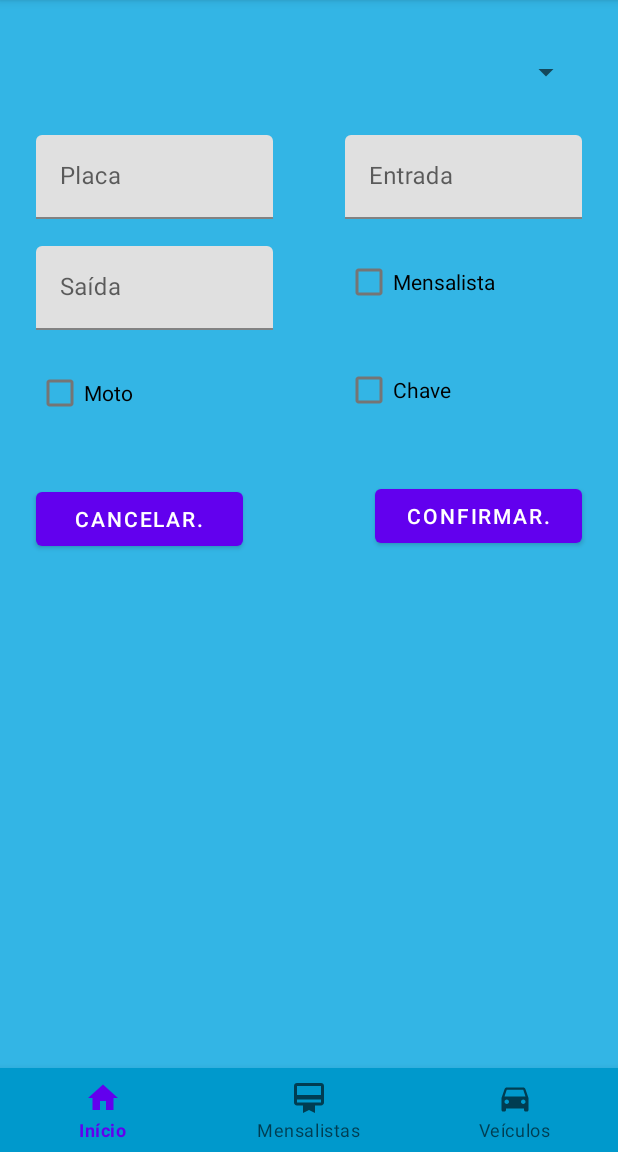
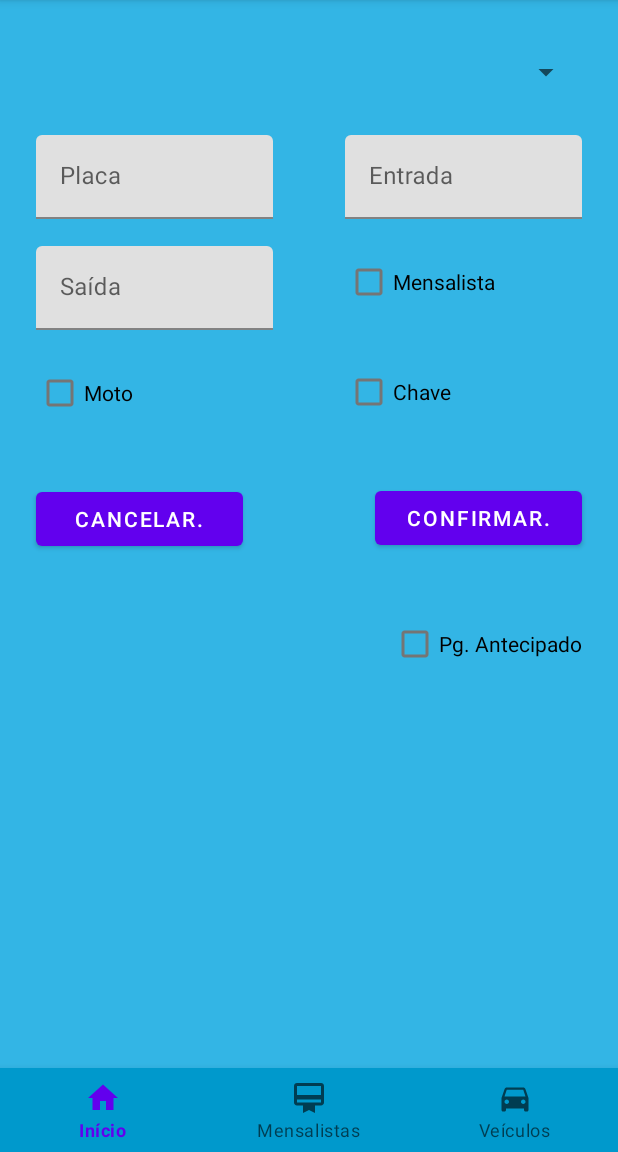
Before and after one commit to DaviPernalonga30/JavaMobileParkingControl, an Android app: the EditVeiculeFragment screen opened through its navigation route, on a phone screen of 412 x 824 dp, the part 84-1236 px from its top. Run offline under Robolectric (Android 15) with nearby library versions, the phone set to English and light mode, and no system bars; our stand-ins replace navigation-ui; network calls fail.

```diff
--- a/app/src/main/java/com/estacionamento2d/javasrc/Calculations.java
+++ b/app/src/main/java/com/estacionamento2d/javasrc/Calculations.java
@@ -23,6 +23,7 @@ public class Calculations {
 
         for(int i = 0; i<veicList.size(); i=i+1) {
             VeiculeClass aux = veicList.get(i);
+            if(!aux.getTimeIn().equals("--")){
                 if(!aux.getTimeOut().equals("")){
                     if (aux.getIsSubscriber() == false) {
                         if (aux.getIsMotorBike() == true) {
@@ -32,6 +33,9 @@ public class Calculations {
                         }
                     }
                 }
+
+            }
+
 
         }
         //criar getters e setters.
--- a/app/src/main/java/com/estacionamento2d/parkingcontrol2d/veiculeFragment/AddVeiculeFragment.java
+++ b/app/src/main/java/com/estacionamento2d/parkingcontrol2d/veiculeFragment/AddVeiculeFragment.java
@@ -75,6 +75,7 @@ public class AddVeiculeFragment extends Fragment {
 
 
                 veicule.setIsSubscriber(new DataBaseManagement().selectFromSubscriber());
+                veicule.setHasPaidEarly(false);
                 new DataBaseManagement().insertIntoVeicule(veicule);
 
 
--- /dev/null
+++ b/app/src/main/res/drawable/ic_baseline_monetization_on_24.xml
@@ -0,0 +1,5 @@
+<vector android:height="24dp" android:tint="#40FF00"
+    android:viewportHeight="24" android:viewportWidth="24"
+    android:width="24dp" xmlns:android="http://schemas.android.com/apk/res/android">
+    <path android:fillColor="@android:color/white" android:pathData="M12,2C6.48,2 2,6.48 2,12s4.48,10 10,10 10,-4.48 10,-10S17.52,2 12,2zM13.41,18.09L13.41,20h-2.67v-1.93c-1.71,-0.36 -3.16,-1.46 -3.27,-3.4h1.96c0.1,1.05 0.82,1.87 2.65,1.87 1.96,0 2.4,-0.98 2.4,-1.59 0,-0.83 -0.44,-1.61 -2.67,-2.14 -2.48,-0.6 -4.18,-1.62 -4.18,-3.67 0,-1.72 1.39,-2.84 3.11,-3.21L10.74,4h2.67v1.95c1.86,0.45 2.79,1.86 2.85,3.39L14.3,9.34c-0.05,-1.11 -0.64,-1.87 -2.22,-1.87 -1.5,0 -2.4,0.68 -2.4,1.64 0,0.84 0.65,1.39 2.67,1.91s4.18,1.39 4.18,3.91c-0.01,1.83 -1.38,2.83 -3.12,3.16z"/>
+</vector>
--- a/app/src/main/res/layout/fragment_edit_veicule.xml
+++ b/app/src/main/res/layout/fragment_edit_veicule.xml
@@ -82,7 +82,7 @@
         android:layout_width="0dp"
         android:layout_height="wrap_content"
         android:layout_marginStart="24dp"
-        android:layout_marginTop="24dp"
+        android:layout_marginTop="25dp"
         android:layout_marginEnd="24dp"
         android:text="Chave"
         app:layout_constraintEnd_toEndOf="parent"
@@ -136,4 +136,17 @@
         app:layout_constraintEnd_toStartOf="@+id/button_edit_confirm"
         app:layout_constraintStart_toStartOf="parent"
         app:layout_constraintTop_toBottomOf="@+id/checkbox_edit_ismotorbike" />
+
+    <CheckBox
+        android:id="@+id/checkbox_edit_haspaidearly"
+        android:layout_width="wrap_content"
+        android:layout_height="wrap_content"
+        android:layout_marginStart="240dp"
+        android:layout_marginTop="36dp"
+        android:layout_marginEnd="24dp"
+        android:text="Pg. Antecipado"
+        app:layout_constraintEnd_toEndOf="parent"
+        app:layout_constraintHorizontal_bias="1.0"
+        app:layout_constraintStart_toStartOf="parent"
+        app:layout_constraintTop_toBottomOf="@+id/button_edit_confirm" />
 </androidx.constraintlayout.widget.ConstraintLayout>
```
Also changed, not shown: app/src/main/java/com/estacionamento2d/adapter/AdapterVeicule.java (+21 -3 lines), app/src/main/java/com/estacionamento2d/javasrc/DataBaseManagement.java (+9 -5 lines), app/src/main/java/com/estacionamento2d/javasrc/VeiculeClass.java (+7 -2 lines), app/src/main/java/com/estacionamento2d/parkingcontrol2d/veiculeFragment/EditVeiculeFragment.java (+9 -0 lines), app/src/main/res/layout/veicule_item.xml (+14 -0 lines), 1 other file. Lines whose indentation alone changed are shown as unchanged.
